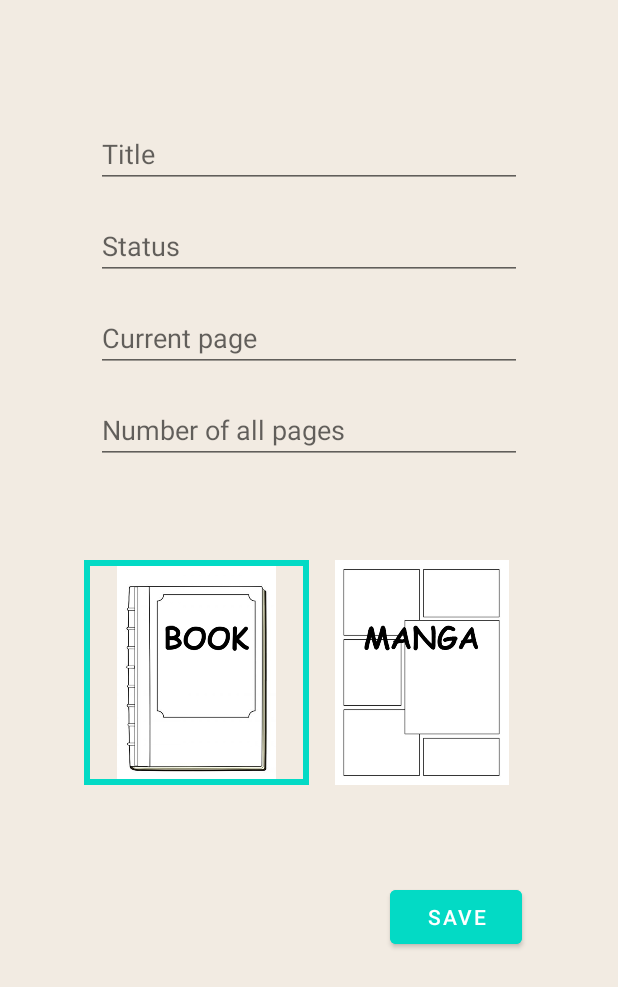
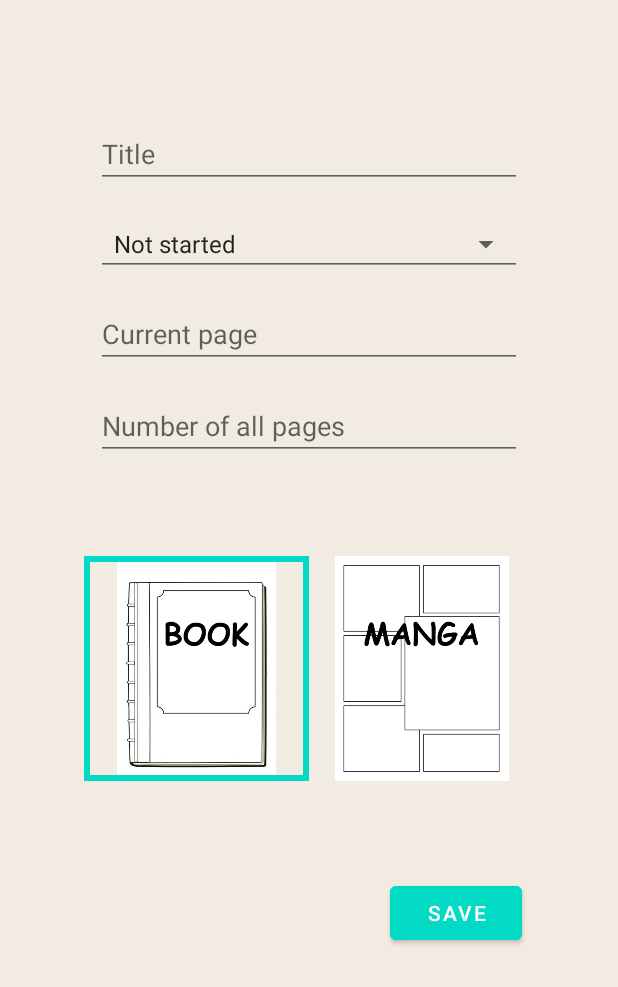
Before and after one commit to LeFi8/ReadingTrackerApp, an Android app: the screen it shows after launch (MainActivity), after a tap on "add", on a phone screen of 412 x 824 dp. Shown: the top 987 px of the screen. Run offline under Robolectric (Android 15) with nearby library versions, the phone set to English and light mode, and no system bars; our stand-ins replace Room's generated code.

Commit message:
change status edittext to spinner

```diff
--- a/app/src/main/res/layout/fragment_edit.xml
+++ b/app/src/main/res/layout/fragment_edit.xml
@@ -32,23 +32,10 @@
         android:gravity="start"
         android:hint="@string/title"
         android:inputType="textPersonName"
+        app:errorEnabled="true"
         app:layout_constraintEnd_toEndOf="parent"
         app:layout_constraintStart_toStartOf="parent"
         app:layout_constraintTop_toTopOf="parent"
-        android:importantForAutofill="no" />
-
-    <EditText
-        android:id="@+id/status"
-        android:layout_width="0dp"
-        android:layout_height="wrap_content"
-        android:layout_marginTop="16dp"
-        android:ems="10"
-        android:gravity="start"
-        android:hint="@string/status2"
-        android:inputType="textPersonName"
-        app:layout_constraintEnd_toEndOf="@+id/title"
-        app:layout_constraintStart_toStartOf="@+id/title"
-        app:layout_constraintTop_toBottomOf="@+id/title"
         android:importantForAutofill="no" />
 
     <EditText
@@ -59,11 +46,11 @@
         android:ems="10"
         android:gravity="center|start"
         android:hint="@string/current_page"
+        android:importantForAutofill="no"
         android:inputType="number|textPersonName"
         app:layout_constraintEnd_toEndOf="@+id/status"
         app:layout_constraintStart_toStartOf="@+id/status"
-        app:layout_constraintTop_toBottomOf="@+id/status"
-        android:importantForAutofill="no" />
+        app:layout_constraintTop_toBottomOf="@+id/status" />
 
     <androidx.recyclerview.widget.RecyclerView
         android:id="@+id/images"
@@ -88,4 +75,15 @@
         app:layout_constraintStart_toStartOf="parent"
         app:layout_constraintTop_toBottomOf="@+id/images" />
 
+    <Spinner
+        style="@style/Base.Widget.AppCompat.Spinner.Underlined"
+        android:id="@+id/status"
+        android:layout_width="0dp"
+        android:layout_height="wrap_content"
+        android:layout_marginTop="16dp"
+        android:spinnerMode="dropdown"
+        app:layout_constraintEnd_toEndOf="@+id/title"
+        app:layout_constraintStart_toStartOf="@+id/title"
+        app:layout_constraintTop_toBottomOf="@+id/title" />
+
 </androidx.constraintlayout.widget.ConstraintLayout>
--- a/app/src/main/res/values/strings.xml
+++ b/app/src/main/res/values/strings.xml
@@ -19,6 +19,18 @@
     <string name="overall_progress_text">%d/%d</string>
     <string name="book_manga_image">book or manga image</string>
     <string name="sort">sort</string>
+    <string name="empty_title_alert">Title cannot be empty</string>
+    <string name="status_not_started">Not started</string>
+    <string name="status_reading">Reading</string>
+    <string name="status_completed">Completed</string>
     <!-- TODO: Remove or change this placeholder text -->
     <string name="hello_blank_fragment">Hello blank fragment</string>
+
+
+    <string-array name="available_status">
+        <item>Not started</item>
+        <item>Reading</item>
+        <item>Completed</item>
+        <item>Up to date</item>
+    </string-array>
 </resources>
```
Also changed, not shown: app/src/main/java/com/example/readingtrackerapp/fragments/EditFragment.kt (+28 -11 lines).
